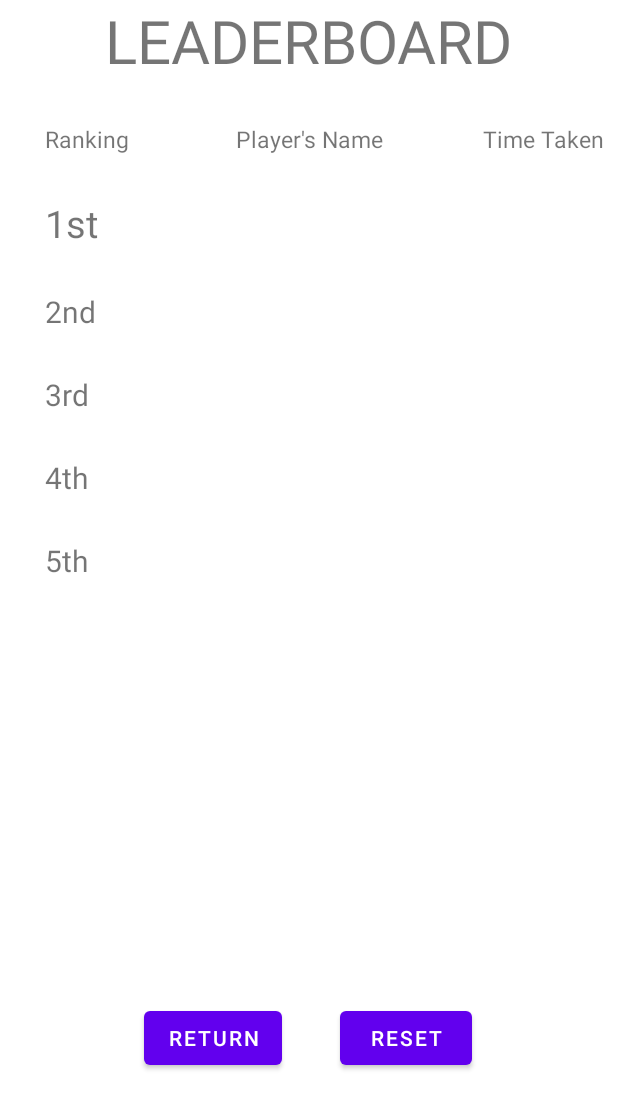
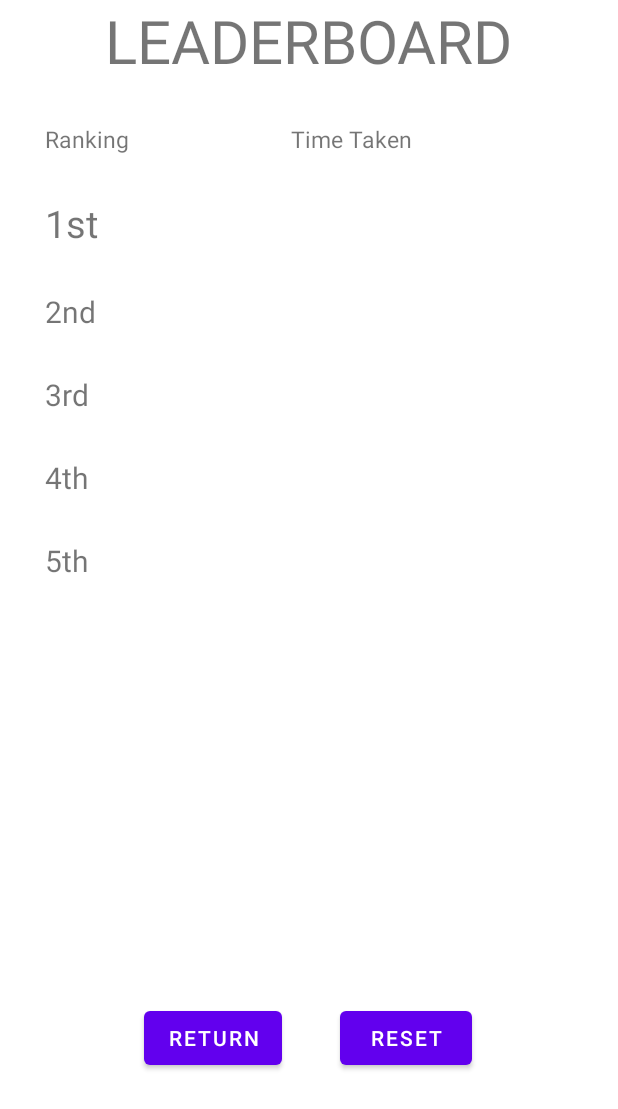
Before and after one commit to SGBenjamin/Team9PictureMatchCA, an Android app: the HighScoreActivity screen opened directly, with no data from a screen before it, on a phone screen of 412 x 824 dp. Shown: the top 1109 px of the screen. Run offline under Robolectric (Android 15) with nearby library versions, the phone set to English and light mode, and no system bars.

Commit message:
commenting out player's name

```diff
--- a/app/src/main/java/com/example/team9picturematchca/HighScoreActivity.java
+++ b/app/src/main/java/com/example/team9picturematchca/HighScoreActivity.java
@@ -38,22 +38,23 @@ public class HighScoreActivity extends AppCompatActivity {
         TextView[] highscores = {highscore1, highscore2, highscore3, highscore4, highscore5};
         arrHighScore = getHSArray();
 
-        for (int i = 0; i < 5; i++) {
+        for (int i = 0; i < arrHighScore.size() ; i++) {
             highscores[i].setText(arrHighScore.get(i));
         }
 
-        TextView player1st = findViewById(R.id.player1st);
-        TextView player2nd = findViewById(R.id.player2nd);
-        TextView player3rd = findViewById(R.id.player3rd);
-        TextView player4th = findViewById(R.id.player4th);
-        TextView player5th = findViewById(R.id.player5th);
+/*        TextView player1st = (TextView) findViewById(R.id.player1st);
+        TextView player2nd = (TextView) findViewById(R.id.player2nd);
+        TextView player3rd = (TextView) findViewById(R.id.player3rd);
+        TextView player4th = (TextView) findViewById(R.id.player4th);
+        TextView player5th = (TextView) findViewById(R.id.player5th);
 
         TextView[] players = {player1st, player2nd, player3rd, player4th, player5th};
         arrPlayersNames = getPlayersArray();
+        String test = "blank";
 
-        for (int j = 0; j < 5; j++) {
-            players[j].setText(arrPlayersNames.get(j));
-        }
+        for (int j = 0; j < arrPlayersNames.size(); j++) {
+            players[j].setText(test);
+        }*/
 
         Button resetBtn = findViewById(R.id.resetButton);
         resetBtn.setOnClickListener(new View.OnClickListener() {
--- a/app/src/main/res/layout/activity_high_score.xml
+++ b/app/src/main/res/layout/activity_high_score.xml
@@ -31,7 +31,7 @@
         app:layout_constraintStart_toStartOf="parent"
         app:layout_constraintTop_toBottomOf="@id/leaderboardLabel" />
 
-    <TextView
+<!--    <TextView
         android:id="@+id/userName"
         android:layout_width="wrap_content"
         android:layout_height="wrap_content"
@@ -42,7 +42,7 @@
         app:layout_constraintRight_toRightOf="parent"
         app:layout_constraintTop_toBottomOf="@id/leaderboardLabel"
         tools:layout_editor_absoluteX="161dp"
-        tools:layout_editor_absoluteY="78dp" />
+        tools:layout_editor_absoluteY="78dp" />-->
 
     <TextView
         android:id="@+id/timing"
@@ -53,7 +53,7 @@
         android:text="@string/timeTaken"
         android:textSize="15sp"
         app:layout_constraintEnd_toEndOf="parent"
-        app:layout_constraintStart_toEndOf="@+id/leaderboardLabel"
+        app:layout_constraintStart_toEndOf="@+id/ranking"
         app:layout_constraintTop_toBottomOf="@id/leaderboardLabel" />
 
     <TextView
@@ -111,11 +111,12 @@
         app:layout_constraintStart_toStartOf="parent"
         app:layout_constraintTop_toBottomOf="@id/rank4th" />
 
-    <TextView
+<!--    <TextView
         android:id="@+id/player1st"
         android:layout_width="wrap_content"
         android:layout_height="wrap_content"
         android:layout_marginTop="28dp"
+        android:text="blank"
         android:textSize="25sp"
         app:layout_constraintLeft_toLeftOf="parent"
         app:layout_constraintRight_toRightOf="parent"
@@ -126,6 +127,7 @@
         android:layout_width="wrap_content"
         android:layout_height="wrap_content"
         android:layout_marginTop="28dp"
+        android:text="blank"
         android:textSize="20sp"
         app:layout_constraintLeft_toLeftOf="parent"
         app:layout_constraintRight_toRightOf="parent"
@@ -136,6 +138,7 @@
         android:layout_width="wrap_content"
         android:layout_height="wrap_content"
         android:layout_marginTop="28dp"
+        android:text="blank"
         android:textSize="20sp"
         app:layout_constraintLeft_toLeftOf="parent"
         app:layout_constraintRight_toRightOf="parent"
@@ -146,6 +149,7 @@
         android:layout_width="wrap_content"
         android:layout_height="wrap_content"
         android:layout_marginTop="28dp"
+        android:text="blank"
         android:textSize="20sp"
         app:layout_constraintLeft_toLeftOf="parent"
         app:layout_constraintRight_toRightOf="parent"
@@ -156,10 +160,11 @@
         android:layout_width="wrap_content"
         android:layout_height="wrap_content"
         android:layout_marginTop="28dp"
+        android:text="blank"
         android:textSize="20sp"
         app:layout_constraintLeft_toLeftOf="parent"
         app:layout_constraintRight_toRightOf="parent"
-        app:layout_constraintTop_toBottomOf="@id/player4th" />
+        app:layout_constraintTop_toBottomOf="@id/player4th" />-->
 
     <TextView
         android:id="@+id/highscore1"
@@ -181,8 +186,7 @@
         android:layout_marginEnd="87dp"
         android:textSize="20sp"
         app:layout_constraintEnd_toEndOf="parent"
-        app:layout_constraintEnd_toStartOf="@+id/highscore1"
-        app:layout_constraintStart_toStartOf="@+id/highscore1"
+        app:layout_constraintStart_toEndOf="@+id/rank2nd"
         app:layout_constraintTop_toBottomOf="@id/highscore1" />
 
     <TextView
@@ -193,8 +197,7 @@
         android:layout_marginEnd="87dp"
         android:textSize="20sp"
         app:layout_constraintEnd_toEndOf="parent"
-        app:layout_constraintEnd_toStartOf="@+id/highscore2"
-        app:layout_constraintStart_toStartOf="@+id/highscore2"
+        app:layout_constraintStart_toEndOf="@+id/rank3rd"
         app:layout_constraintTop_toBottomOf="@id/highscore2" />
 
     <TextView
@@ -205,8 +208,7 @@
         android:layout_marginEnd="87dp"
         android:textSize="20sp"
         app:layout_constraintEnd_toEndOf="parent"
-        app:layout_constraintEnd_toStartOf="@+id/highscore3"
-        app:layout_constraintStart_toStartOf="@+id/highscore3"
+        app:layout_constraintStart_toEndOf="@+id/rank4th"
         app:layout_constraintTop_toBottomOf="@id/highscore3" />
 
     <TextView
@@ -217,8 +219,7 @@
         android:layout_marginEnd="87dp"
         android:textSize="20sp"
         app:layout_constraintEnd_toEndOf="parent"
-        app:layout_constraintEnd_toStartOf="@+id/highscore4"
-        app:layout_constraintStart_toStartOf="@+id/highscore4"
+        app:layout_constraintStart_toEndOf="@+id/rank5th"
         app:layout_constraintTop_toBottomOf="@id/highscore4" />
 
     <Button
```
